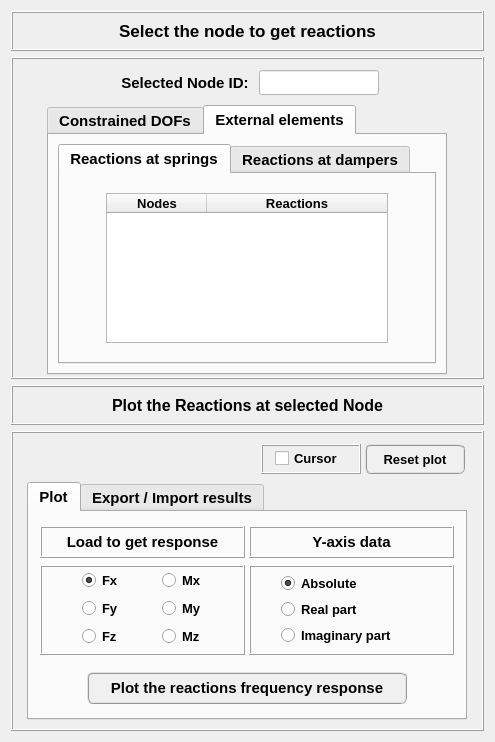
First picture: the form in data/user_input/ui/plots_/results_/structural_/plot_reactions.ui, repository open-pulse/OpenPulse, before the edit.
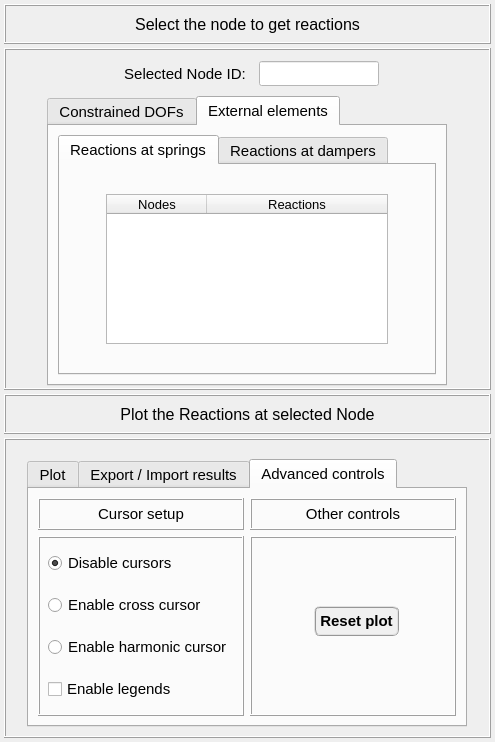
Second picture: the form after the edit. The open tabs and pages were chosen to show the change.

Diff of the .ui file:
```diff
--- a/data/user_input/ui/plots_/results_/structural_/plot_reactions.ui
+++ b/data/user_input/ui/plots_/results_/structural_/plot_reactions.ui
@@ -41,6 +41,21 @@
    <string/>
   </property>
   <layout class="QGridLayout" name="gridLayout_13">
+   <property name="leftMargin">
+    <number>4</number>
+   </property>
+   <property name="topMargin">
+    <number>4</number>
+   </property>
+   <property name="rightMargin">
+    <number>4</number>
+   </property>
+   <property name="bottomMargin">
+    <number>4</number>
+   </property>
+   <property name="spacing">
+    <number>4</number>
+   </property>
    <item row="0" column="0">
     <widget class="QFrame" name="frame">
      <property name="minimumSize">
@@ -85,10 +100,10 @@
         <property name="font">
          <font>
           <family>MS Shell Dlg 2</family>
-          <pointsize>13</pointsize>
-          <weight>75</weight>
+          <pointsize>12</pointsize>
+          <weight>50</weight>
           <italic>false</italic>
-          <bold>true</bold>
+          <bold>false</bold>
          </font>
         </property>
         <property name="frameShape">
@@ -208,9 +223,9 @@
             <font>
              <family>MS Shell Dlg 2</family>
              <pointsize>11</pointsize>
-             <weight>75</weight>
+             <weight>50</weight>
              <italic>false</italic>
-             <bold>true</bold>
+             <bold>false</bold>
             </font>
            </property>
            <property name="text">
@@ -507,7 +522,7 @@
             <string>&lt;html&gt;&lt;head/&gt;&lt;body&gt;&lt;p&gt;&lt;br/&gt;&lt;/p&gt;&lt;/body&gt;&lt;/html&gt;</string>
            </property>
            <property name="styleSheet">
-            <string notr="true">background-color: rgb(255, 255, 255); color: rgb(0, 0, 255);</string>
+            <string notr="true"/>
            </property>
            <property name="text">
             <string/>
@@ -551,9 +566,9 @@
          <font>
           <family>MS Shell Dlg 2</family>
           <pointsize>11</pointsize>
-          <weight>75</weight>
+          <weight>50</weight>
           <italic>false</italic>
-          <bold>true</bold>
+          <bold>false</bold>
          </font>
         </property>
         <property name="currentIndex">
@@ -637,9 +652,9 @@
              <font>
               <family>MS Shell Dlg 2</family>
               <pointsize>11</pointsize>
-              <weight>75</weight>
+              <weight>50</weight>
               <italic>false</italic>
-              <bold>true</bold>
+              <bold>false</bold>
              </font>
             </property>
             <property name="currentIndex">
@@ -669,7 +684,7 @@
                   <family>Arial</family>
                   <pointsize>9</pointsize>
                   <weight>50</weight>
-                  <italic>true</italic>
+                  <italic>false</italic>
                   <bold>false</bold>
                  </font>
                 </property>
@@ -684,9 +699,10 @@
                   <font>
                    <family>MS Shell Dlg 2</family>
                    <pointsize>10</pointsize>
-                   <weight>75</weight>
+                   <weight>50</weight>
                    <italic>false</italic>
-                   <bold>true</bold>
+                   <bold>false</bold>
+                   <kerning>false</kerning>
                   </font>
                  </property>
                  <property name="textAlignment">
@@ -701,9 +717,10 @@
                   <font>
                    <family>MS Shell Dlg 2</family>
                    <pointsize>10</pointsize>
-                   <weight>75</weight>
+                   <weight>50</weight>
                    <italic>false</italic>
-                   <bold>true</bold>
+                   <bold>false</bold>
+                   <kerning>false</kerning>
                   </font>
                  </property>
                  <property name="textAlignment">
@@ -849,9 +866,9 @@
          <font>
           <family>MS Shell Dlg 2</family>
           <pointsize>12</pointsize>
-          <weight>75</weight>
+          <weight>50</weight>
           <italic>false</italic>
-          <bold>true</bold>
+          <bold>false</bold>
          </font>
         </property>
         <property name="frameShape">
@@ -922,115 +939,6 @@
          <property name="verticalSpacing">
           <number>2</number>
          </property>
-         <item row="0" column="2">
-          <widget class="QPushButton" name="pushButton_ResetPlot">
-           <property name="minimumSize">
-            <size>
-             <width>0</width>
-             <height>30</height>
-            </size>
-           </property>
-           <property name="maximumSize">
-            <size>
-             <width>100</width>
-             <height>30</height>
-            </size>
-           </property>
-           <property name="font">
-            <font>
-             <family>MS Shell Dlg 2</family>
-             <pointsize>10</pointsize>
-             <weight>75</weight>
-             <italic>false</italic>
-             <bold>true</bold>
-            </font>
-           </property>
-           <property name="styleSheet">
-            <string notr="true">QPushButton{border-radius: 6px; border-color: rgb(150, 150, 150); border-style: ridge; border-width: 2px; color: rgb(0, 0, 0); background-color: rgb(240, 240, 240); font: 75 bold 10pt &quot;MS Shell Dlg 2&quot;}
-QPushButton:hover{border-radius: 6px; border-color: rgb(0, 170, 255); border-style: ridge; border-width: 2px; color: rgb(0, 0, 0); background-color: rgba(174, 213, 255, 100); font: 75 bold 10pt &quot;MS Shell Dlg 2&quot;}
-QPushButton:pressed{border-radius: 6px; border-color: rgb(0, 170, 255); border-style: ridge; border-width: 3px; color: rgb(0, 0, 0); background-color: rgb(174, 213, 255); font: 75 bold 10pt &quot;MS Shell Dlg 2&quot;}</string>
-           </property>
-           <property name="text">
-            <string>Reset plot</string>
-           </property>
-          </widget>
-         </item>
-         <item row="0" column="1">
-          <widget class="QFrame" name="frame_6">
-           <property name="minimumSize">
-            <size>
-             <width>0</width>
-             <height>30</height>
-            </size>
-           </property>
-           <property name="maximumSize">
-            <size>
-             <width>100</width>
-             <height>30</height>
-            </size>
-           </property>
-           <property name="sizeIncrement">
-            <size>
-             <width>0</width>
-             <height>110</height>
-            </size>
-           </property>
-           <property name="frameShape">
-            <enum>QFrame::Box</enum>
-           </property>
-           <property name="frameShadow">
-            <enum>QFrame::Raised</enum>
-           </property>
-           <layout class="QGridLayout" name="gridLayout_2">
-            <property name="leftMargin">
-             <number>0</number>
-            </property>
-            <property name="topMargin">
-             <number>0</number>
-            </property>
-            <property name="rightMargin">
-             <number>0</number>
-            </property>
-            <property name="bottomMargin">
-             <number>0</number>
-            </property>
-            <property name="spacing">
-             <number>0</number>
-            </property>
-            <item row="0" column="0">
-             <widget class="QCheckBox" name="checkBox_cursor">
-              <property name="minimumSize">
-               <size>
-                <width>72</width>
-                <height>0</height>
-               </size>
-              </property>
-              <property name="maximumSize">
-               <size>
-                <width>72</width>
-                <height>16777215</height>
-               </size>
-              </property>
-              <property name="font">
-               <font>
-                <family>MS Shell Dlg 2</family>
-                <pointsize>10</pointsize>
-                <weight>75</weight>
-                <italic>false</italic>
-                <bold>true</bold>
-               </font>
-              </property>
-              <property name="text">
-               <string>Cursor</string>
-              </property>
-              <property name="checked">
-               <bool>false</bool>
-              </property>
-             </widget>
-            </item>
-           </layout>
-          </widget>
-         </item>
          <item row="0" column="0">
           <widget class="QFrame" name="frame_20">
            <property name="frameShape">
@@ -1062,13 +970,13 @@
          <font>
           <family>MS Shell Dlg 2</family>
           <pointsize>11</pointsize>
-          <weight>75</weight>
+          <weight>50</weight>
           <italic>false</italic>
-          <bold>true</bold>
+          <bold>false</bold>
          </font>
         </property>
         <property name="currentIndex">
-         <number>0</number>
+         <number>2</number>
         </property>
         <widget class="QWidget" name="tab_plot">
          <attribute name="title">
@@ -1200,8 +1108,8 @@
                      <property name="font">
                       <font>
                        <pointsize>11</pointsize>
-                       <weight>75</weight>
-                       <bold>true</bold>
+                       <weight>50</weight>
+                       <bold>false</bold>
                       </font>
                      </property>
                      <property name="frameShape">
@@ -1281,9 +1189,9 @@
                       <font>
                        <family>MS Shell Dlg 2</family>
                        <pointsize>10</pointsize>
-                       <weight>75</weight>
+                       <weight>50</weight>
                        <italic>false</italic>
-                       <bold>true</bold>
+                       <bold>false</bold>
                       </font>
                      </property>
                      <property name="text">
@@ -1306,9 +1214,9 @@
                       <font>
                        <family>MS Shell Dlg 2</family>
                        <pointsize>10</pointsize>
-                       <weight>75</weight>
+                       <weight>50</weight>
                        <italic>false</italic>
-                       <bold>true</bold>
+                       <bold>false</bold>
                       </font>
                      </property>
                      <property name="text">
@@ -1331,9 +1239,9 @@
                       <font>
                        <family>MS Shell Dlg 2</family>
                        <pointsize>10</pointsize>
-                       <weight>75</weight>
+                       <weight>50</weight>
                        <italic>false</italic>
-                       <bold>true</bold>
+                       <bold>false</bold>
                       </font>
                      </property>
                      <property name="text">
@@ -1359,9 +1267,9 @@
                       <font>
                        <family>MS Shell Dlg 2</family>
                        <pointsize>10</pointsize>
-                       <weight>75</weight>
+                       <weight>50</weight>
                        <italic>false</italic>
-                       <bold>true</bold>
+                       <bold>false</bold>
                       </font>
                      </property>
                      <property name="text">
@@ -1384,9 +1292,9 @@
                       <font>
                        <family>MS Shell Dlg 2</family>
                        <pointsize>10</pointsize>
-                       <weight>75</weight>
+                       <weight>50</weight>
                        <italic>false</italic>
-                       <bold>true</bold>
+                       <bold>false</bold>
                       </font>
                      </property>
                      <property name="text">
@@ -1409,9 +1317,9 @@
                       <font>
                        <family>MS Shell Dlg 2</family>
                        <pointsize>10</pointsize>
-                       <weight>75</weight>
+                       <weight>50</weight>
                        <italic>false</italic>
-                       <bold>true</bold>
+                       <bold>false</bold>
                       </font>
                      </property>
                      <property name="text">
@@ -1518,9 +1426,9 @@
                       <font>
                        <family>MS Shell Dlg 2</family>
                        <pointsize>11</pointsize>
-                       <weight>75</weight>
+                       <weight>50</weight>
                        <italic>false</italic>
-                       <bold>true</bold>
+                       <bold>false</bold>
                       </font>
                      </property>
                      <property name="frameShape">
@@ -1612,9 +1520,9 @@
                       <font>
                        <family>MS Shell Dlg 2</family>
                        <pointsize>10</pointsize>
-                       <weight>75</weight>
+                       <weight>50</weight>
                        <italic>false</italic>
-                       <bold>true</bold>
+                       <bold>false</bold>
                       </font>
                      </property>
                      <property name="text">
@@ -1649,9 +1557,9 @@
                       <font>
                        <family>MS Shell Dlg 2</family>
                        <pointsize>10</pointsize>
-                       <weight>75</weight>
+                       <weight>50</weight>
                        <italic>false</italic>
-                       <bold>true</bold>
+                       <bold>false</bold>
                       </font>
                      </property>
                      <property name="text">
@@ -1677,9 +1585,9 @@
                       <font>
                        <family>MS Shell Dlg 2</family>
                        <pointsize>10</pointsize>
-                       <weight>75</weight>
+                       <weight>50</weight>
                        <italic>false</italic>
-                       <bold>true</bold>
+                       <bold>false</bold>
                       </font>
                      </property>
                      <property name="text">
@@ -1698,6 +1606,12 @@
           </item>
           <item row="1" column="0">
            <widget class="QFrame" name="frame_12">
+            <property name="maximumSize">
+             <size>
+              <width>16777215</width>
+              <height>48</height>
+             </size>
+            </property>
             <property name="frameShape">
              <enum>QFrame::NoFrame</enum>
             </property>
@@ -2478,6 +2392,356 @@
           </item>
          </layout>
         </widget>
+        <widget class="QWidget" name="tab">
+         <attribute name="title">
+          <string>Advanced controls</string>
+         </attribute>
+         <layout class="QGridLayout" name="gridLayout_2">
+          <item row="0" column="0">
+           <widget class="QFrame" name="frame_32">
+            <property name="minimumSize">
+             <size>
+              <width>85</width>
+              <height>32</height>
+             </size>
+            </property>
+            <property name="maximumSize">
+             <size>
+              <width>240</width>
+              <height>32</height>
+             </size>
+            </property>
+            <property name="sizeIncrement">
+             <size>
+              <width>0</width>
+              <height>110</height>
+             </size>
+            </property>
+            <property name="frameShape">
+             <enum>QFrame::Box</enum>
+            </property>
+            <property name="frameShadow">
+             <enum>QFrame::Raised</enum>
+            </property>
+            <layout class="QGridLayout" name="gridLayout_32">
+             <property name="leftMargin">
+              <number>0</number>
+             </property>
+             <property name="topMargin">
+              <number>0</number>
+             </property>
+             <property name="rightMargin">
+              <number>0</number>
+             </property>
+             <property name="bottomMargin">
+              <number>0</number>
+             </property>
+             <property name="spacing">
+              <number>0</number>
+             </property>
+             <item row="0" column="0">
+              <widget class="QLabel" name="label_12">
+               <property name="font">
+                <font>
+                 <weight>50</weight>
+                 <bold>false</bold>
+                </font>
+               </property>
+               <property name="text">
+                <string>Cursor setup</string>
+               </property>
+               <property name="alignment">
+                <set>Qt::AlignCenter</set>
+               </property>
+              </widget>
+             </item>
+            </layout>
+           </widget>
+          </item>
+          <item row="0" column="1">
+           <widget class="QFrame" name="frame_33">
+            <property name="minimumSize">
+             <size>
+              <width>85</width>
+              <height>32</height>
+             </size>
+            </property>
+            <property name="maximumSize">
+             <size>
+              <width>240</width>
+              <height>32</height>
+             </size>
+            </property>
+            <property name="sizeIncrement">
+             <size>
+              <width>0</width>
+              <height>110</height>
+             </size>
+            </property>
+            <property name="frameShape">
+             <enum>QFrame::Box</enum>
+            </property>
+            <property name="frameShadow">
+             <enum>QFrame::Raised</enum>
+            </property>
+            <layout class="QGridLayout" name="gridLayout_33">
+             <property name="leftMargin">
+              <number>0</number>
+             </property>
+             <property name="topMargin">
+              <number>0</number>
+             </property>
+             <property name="rightMargin">
+              <number>0</number>
+             </property>
+             <property name="bottomMargin">
+              <number>0</number>
+             </property>
+             <property name="spacing">
+              <number>0</number>
+             </property>
+             <item row="0" column="0">
+              <widget class="QLabel" name="label_13">
+               <property name="font">
+                <font>
+                 <weight>50</weight>
+                 <bold>false</bold>
+                </font>
+               </property>
+               <property name="text">
+                <string>Other controls</string>
+               </property>
+               <property name="alignment">
+                <set>Qt::AlignCenter</set>
+               </property>
+              </widget>
+             </item>
+            </layout>
+           </widget>
+          </item>
+          <item row="1" column="0">
+           <widget class="QFrame" name="frame_30">
+            <property name="minimumSize">
+             <size>
+              <width>85</width>
+              <height>30</height>
+             </size>
+            </property>
+            <property name="maximumSize">
+             <size>
+              <width>240</width>
+              <height>240</height>
+             </size>
+            </property>
+            <property name="sizeIncrement">
+             <size>
+              <width>0</width>
+              <height>110</height>
+             </size>
+            </property>
+            <property name="frameShape">
+             <enum>QFrame::Box</enum>
+            </property>
+            <property name="frameShadow">
+             <enum>QFrame::Raised</enum>
+            </property>
+            <layout class="QGridLayout" name="gridLayout_31">
+             <property name="leftMargin">
+              <number>8</number>
+             </property>
+             <property name="topMargin">
+              <number>4</number>
+             </property>
+             <property name="rightMargin">
+              <number>4</number>
+             </property>
+             <property name="bottomMargin">
+              <number>4</number>
+             </property>
+             <property name="horizontalSpacing">
+              <number>4</number>
+             </property>
+             <property name="verticalSpacing">
+              <number>8</number>
+             </property>
+             <item row="0" column="0">
+              <widget class="QRadioButton" name="radioButton_disable_cursors">
+               <property name="minimumSize">
+                <size>
+                 <width>75</width>
+                 <height>26</height>
+                </size>
+               </property>
+               <property name="maximumSize">
+                <size>
+                 <width>200</width>
+                 <height>26</height>
+                </size>
+               </property>
+               <property name="font">
+                <font>
+                 <family>Arial</family>
+                 <pointsize>11</pointsize>
+                 <weight>50</weight>
+                 <italic>false</italic>
+                 <bold>false</bold>
+                </font>
+               </property>
+               <property name="text">
+                <string>Disable cursors</string>
+               </property>
+               <property name="checked">
+                <bool>true</bool>
+               </property>
+              </widget>
+             </item>
+             <item row="3" column="0">
+              <widget class="QCheckBox" name="checkBox_legends">
+               <property name="minimumSize">
+                <size>
+                 <width>75</width>
+                 <height>26</height>
+                </size>
+               </property>
+               <property name="maximumSize">
+                <size>
+                 <width>200</width>
+                 <height>26</height>
+                </size>
+               </property>
+               <property name="font">
+                <font>
+                 <family>Arial</family>
+                 <pointsize>11</pointsize>
+                 <weight>50</weight>
+                 <italic>false</italic>
+                 <bold>false</bold>
+                </font>
+               </property>
+               <property name="text">
+                <string>Enable legends</string>
+               </property>
+               <property name="checked">
+                <bool>false</bool>
+               </property>
+              </widget>
+             </item>
+             <item row="1" column="0">
+              <widget class="QRadioButton" name="radioButton_cross_cursor">
+               <property name="minimumSize">
+                <size>
+                 <width>75</width>
+                 <height>26</height>
+                </size>
+               </property>
+               <property name="maximumSize">
+                <size>
+                 <width>200</width>
+                 <height>26</height>
+                </size>
+               </property>
+               <property name="font">
+                <font>
+                 <family>Arial</family>
+                 <pointsize>11</pointsize>
+                 <weight>50</weight>
+                 <italic>false</italic>
+                 <bold>false</bold>
+                </font>
+               </property>
+               <property name="text">
+                <string>Enable cross cursor</string>
+               </property>
+               <property name="checked">
+                <bool>false</bool>
+               </property>
+              </widget>
+             </item>
+             <item row="2" column="0">
+              <widget class="QRadioButton" name="radioButton_harmonic_cursor">
+               <property name="minimumSize">
+                <size>
+                 <width>75</width>
+                 <height>26</height>
+                </size>
+               </property>
+               <property name="maximumSize">
+                <size>
+                 <width>200</width>
+                 <height>26</height>
+                </size>
+               </property>
+               <property name="font">
+                <font>
+                 <family>Arial</family>
+                 <pointsize>11</pointsize>
+                 <weight>50</weight>
+                 <italic>false</italic>
+                 <bold>false</bold>
+                </font>
+               </property>
+               <property name="text">
+                <string>Enable harmonic cursor</string>
+               </property>
+               <property name="checked">
+                <bool>false</bool>
+               </property>
+              </widget>
+             </item>
+            </layout>
+           </widget>
+          </item>
+          <item row="1" column="1">
+           <widget class="QFrame" name="frame_6">
+            <property name="frameShape">
+             <enum>QFrame::Box</enum>
+            </property>
+            <property name="frameShadow">
+             <enum>QFrame::Raised</enum>
+            </property>
+            <widget class="QPushButton" name="pushButton_ResetPlot">
+             <property name="geometry">
+              <rect>
+               <x>64</x>
+               <y>70</y>
+               <width>85</width>
+               <height>30</height>
+              </rect>
+             </property>
+             <property name="minimumSize">
+              <size>
+               <width>85</width>
+               <height>30</height>
+              </size>
+             </property>
+             <property name="maximumSize">
+              <size>
+               <width>85</width>
+               <height>30</height>
+              </size>
+             </property>
+             <property name="font">
+              <font>
+               <family>MS Shell Dlg 2</family>
+               <pointsize>11</pointsize>
+               <weight>75</weight>
+               <italic>false</italic>
+               <bold>true</bold>
+              </font>
+             </property>
+             <property name="styleSheet">
+              <string notr="true">QPushButton{border-radius: 6px; border-color: rgb(150, 150, 150); border-style: ridge; border-width: 2px; color: rgb(0, 0, 0); background-color: rgb(240, 240, 240); font: 75 bold 11pt &quot;MS Shell Dlg 2&quot;}
+QPushButton:hover{border-radius: 6px; border-color: rgb(0, 170, 255); border-style: ridge; border-width: 2px; color: rgb(0, 0, 0); background-color: rgba(174, 213, 255, 100); font: 75 bold 11pt &quot;MS Shell Dlg 2&quot;}
+QPushButton:pressed{border-radius: 6px; border-color: rgb(0, 170, 255); border-style: ridge; border-width: 3px; color: rgb(0, 0, 0); background-color: rgb(174, 213, 255); font: 75 bold 11pt &quot;MS Shell Dlg 2&quot;}</string>
+             </property>
+             <property name="text">
+              <string>Reset plot</string>
+             </property>
+            </widget>
+           </widget>
+          </item>
+         </layout>
+        </widget>
        </widget>
       </item>
      </layout>
```
Left out of the diff: 64 changed lines with no effect on the pictures.
